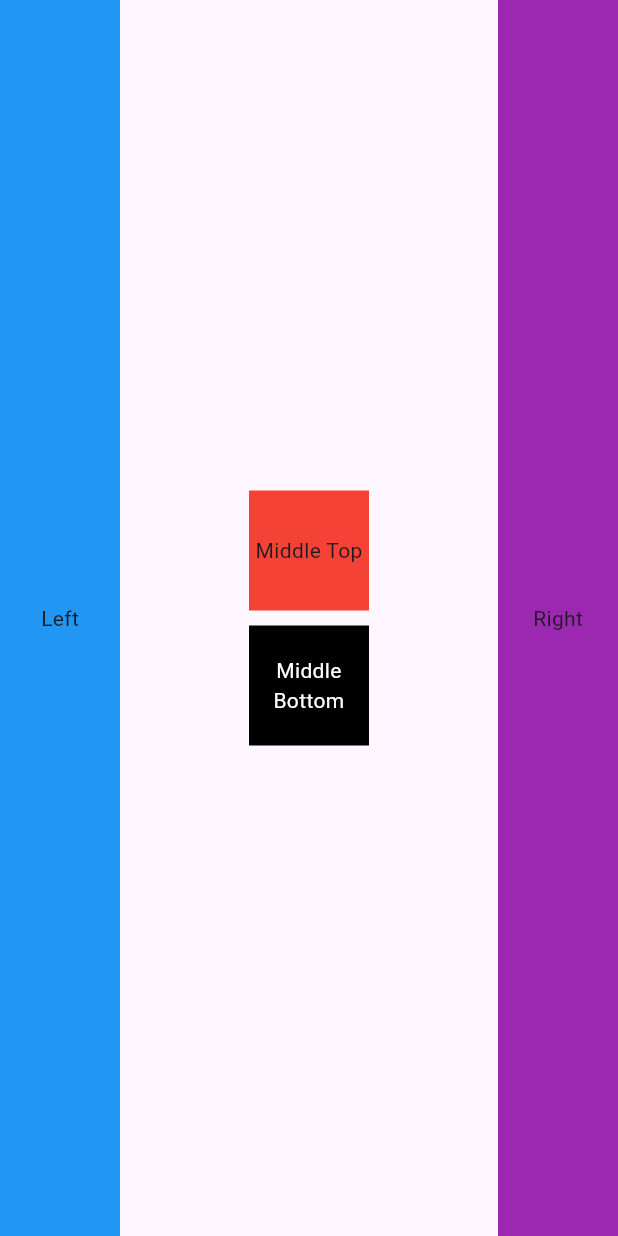
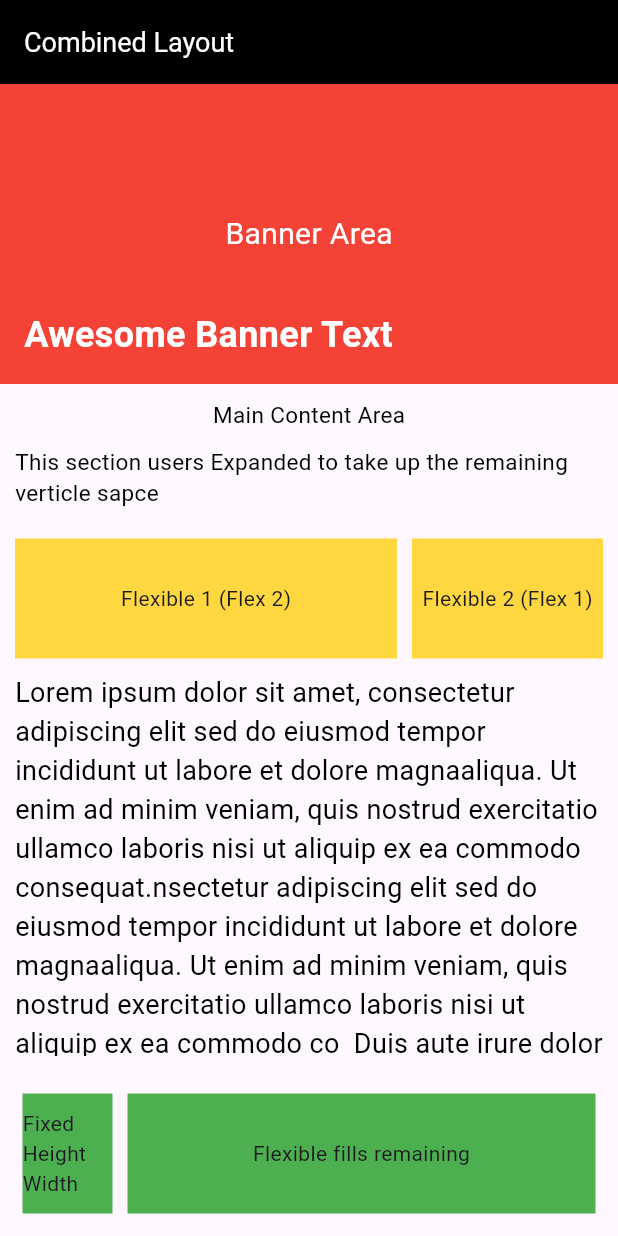
Before and after one commit to Ibtasam-98/flutter-basic-layout, a Flutter app: the screen it shows after launch, on a phone screen of 412 x 824 dp. Run offline on Flutter 3.47's test engine with Material 3 defaults, Android fonts, the phone set to English and light mode, and no system bars.

Commit message:
Implement single screen layout with Stack, Expanded, and Flexible

```diff
--- a/lib/main.dart
+++ b/lib/main.dart
@@ -1,5 +1,6 @@
 import 'package:flutter/material.dart';
 import 'package:layout/simple_row_column_layout_screen.dart';
+import 'package:layout/simple_stack_expanded_layout_screen.dart';
 
 void main(){
   runApp(const MyApp());
@@ -12,7 +13,7 @@ class MyApp extends StatelessWidget {
   Widget build(BuildContext context) {
     return MaterialApp(
       title: "Simple Layout",
-      home: SimpleRowColumnLayoutScreen(),
+      home: SimpleStackExpandedLayoutScreen(),
     );
   }
 }
--- /dev/null
+++ b/lib/simple_stack_expanded_layout_screen.dart
@@ -0,0 +1,153 @@
+import 'package:flutter/material.dart';
+
+class SimpleStackExpandedLayoutScreen extends StatelessWidget {
+  const SimpleStackExpandedLayoutScreen({super.key});
+
+  @override
+  Widget build(BuildContext context) {
+    return Scaffold(
+      appBar: AppBar(
+        backgroundColor: Colors.black,
+        title: Text("Combined Layout",
+          style: TextStyle(
+            color: Colors.white,
+            fontSize: 18.0,
+          ),
+        ),
+      ),
+      body: Column(
+        children: [
+          // Section 1: We will use Stack for Banner with overlay using container
+          Stack(
+            alignment: Alignment.bottomLeft,
+            children: [
+              Container(
+                height: 200,
+                width: double.infinity,
+                color: Colors.red,
+                child: Center(
+                  child: Text(
+                    "Banner Area",
+                    style: TextStyle(
+                      color: Colors.white,
+                      fontSize: 20,
+                    ),
+                  ),
+                ),
+              ),
+              Padding(
+                padding: const EdgeInsets.all(16),
+                child: Text("Awesome Banner Text",
+                  style: TextStyle(
+                    color: Colors.white,
+                    fontSize: 24,
+                    fontWeight: FontWeight.bold
+                  ),
+                ),
+              ),
+            ],
+          ),
+
+          // Section 2: We will use Expanded for a Content Area
+          Expanded(
+            child: Padding(
+              padding: const EdgeInsets.all(10),
+              child: Column(
+                children: [
+                  Text(
+                    "Main Content Area",
+                    style: TextStyle(
+                      color: Colors.black,
+                      fontSize: 15,
+                    ),
+                  ),
+                  SizedBox(height: 10,),
+                  Text(
+                    "This section users Expanded to take up the remaining verticle sapce",
+                    style: TextStyle(
+                      color: Colors.black,
+                      fontSize: 15,
+                    ),
+                  ),
+                  SizedBox(height: 20,),
+                  Row(
+                    children: [
+                      Flexible(
+                        flex:2,
+                        child: Container(
+                          height: 80,
+                          color: Colors.amberAccent[200],
+                          child: Center(
+                            child: Text(
+                              "Flexible 1 (Flex 2)"
+                            ),
+                          ),
+                        ),
+                      ),
+                      SizedBox(width: 10,),
+                      Flexible(
+                        flex:1,
+                        child: Container(
+                          height: 80,
+                          color: Colors.amberAccent[200],
+                          child: Center(
+                            child: Text(
+                                "Flexible 2 (Flex 1)"
+                            ),
+                          ),
+                        ),
+                      ),
+                    ],
+                  ),
+                  SizedBox(height: 10,),
+                  Expanded( // Nested Expanded for Scrollable content
+                    child: SingleChildScrollView(
+                      child: Text(
+                        "Lorem ipsum dolor sit amet, consectetur adipiscing elit sed do eiusmod tempor incididunt ut labore et dolore magnaaliqua. Ut enim ad minim veniam, quis nostrud exercitatio ullamco laboris nisi ut aliquip ex ea commodo consequat.nsectetur adipiscing elit sed do eiusmod tempor incididunt ut labore et dolore magnaaliqua. Ut enim ad minim veniam, quis nostrud exercitatio ullamco laboris nisi ut aliquip ex ea commodo co  Duis aute irure dolor in reprehenderit in voluptate velit esse cillum dolore eu fugiat nulla pariatur. Excepteur sint occaecat cupidatat non proident, sunt in culpa qui officia deserunt mollit anim id est laborum.",
+                        style: TextStyle(
+                            fontSize: 18,
+                            color: Colors.black
+                        ),
+                      ),
+                    ),
+                  )
+                ],
+              ),
+            )
+          ),
+
+          // Section 3:  Fixed Height Row with Flexible Elements
+          Padding(
+            padding: const EdgeInsets.all(15),
+            child: Row(
+              children: [
+                Container(
+                  height: 80,
+                  width: 60,
+                  color: Colors.green,
+                  child: Center(
+                    child: Text(
+                      "Fixed Height Width",
+                    ),
+                  ),
+                ),
+                SizedBox(width: 10,),
+                Flexible(
+                  child: Container(
+                    height: 80,
+                    color: Colors.green,
+                    child: Center(
+                      child: Text(
+                        "Flexible fills remaining",
+                      ),
+                    ),
+                  ),
+                )
+              ],
+            ),
+          )
+        ],
+      ),
+    );
+  }
+}
```
Also changed, not shown: 1 other file.
